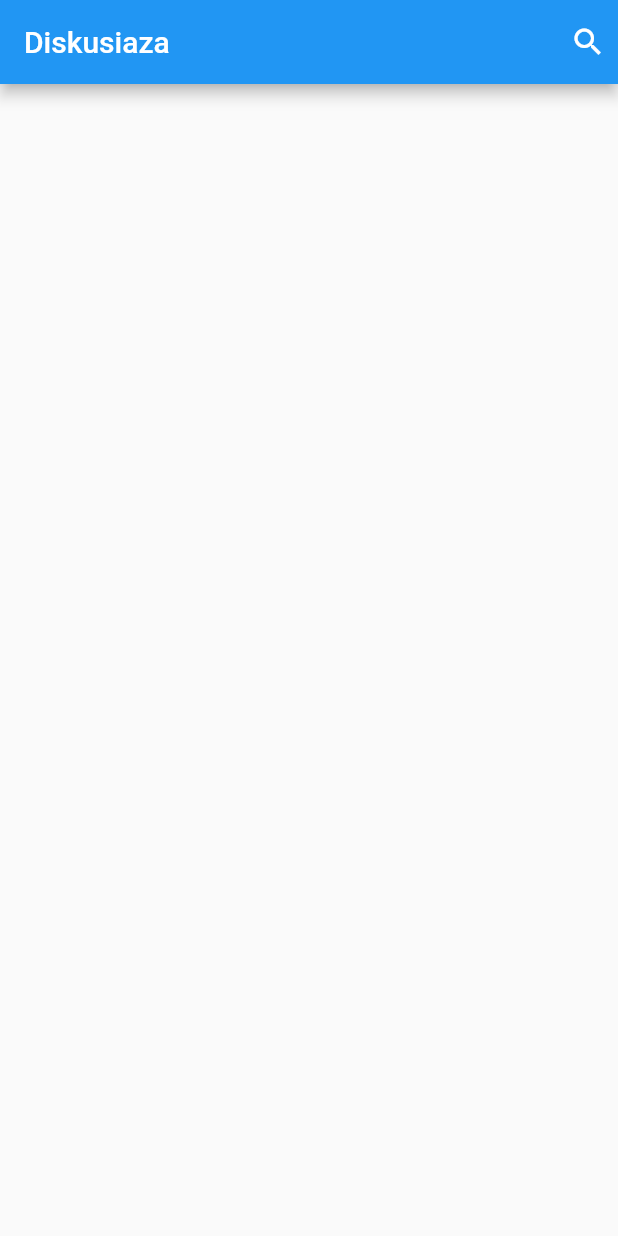
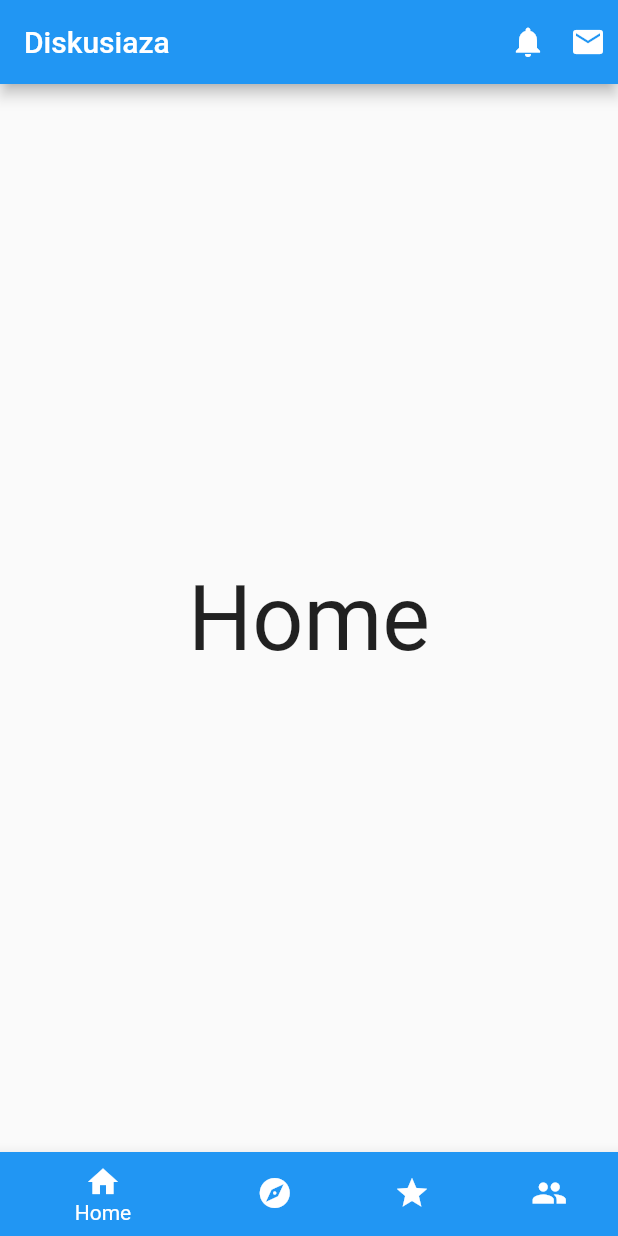
Before and after one commit to KelompokBesar32/Diskusiaza-FE-MOBILE, a Flutter app: the screen it shows after launch, on a phone screen of 412 x 824 dp. Run offline on Flutter 3.47's test engine with Material 2 defaults, Android fonts, the phone set to English and light mode, and no system bars.

Commit message:
update navbar pada homescreen

```diff
--- a/diskusiaza_mobile/lib/screen/home_screen.dart
+++ b/diskusiaza_mobile/lib/screen/home_screen.dart
@@ -16,10 +16,38 @@ class _HomeScreenState extends State<HomeScreen> {
         actions: [
           Padding(
             padding: const EdgeInsets.all(8.0),
-            child: Icon(Icons.search),
+            child: Icon(Icons.notifications),
+          ),
+          Padding(
+            padding: const EdgeInsets.all(8.0),
+            child: Icon(Icons.mail),
           )
         ],
       ),
+      body: Center(
+        child: Text(
+          'Home',
+          style: TextStyle(fontSize: 60),
+        ),
+      ),
+      bottomNavigationBar: BottomNavigationBar(items: [
+        BottomNavigationBarItem(
+            icon: Icon(Icons.home),
+            label: 'Home',
+            backgroundColor: Colors.blue),
+        BottomNavigationBarItem(
+            icon: Icon(Icons.explore),
+            label: 'Explore',
+            backgroundColor: Colors.blue),
+        BottomNavigationBarItem(
+            icon: Icon(Icons.star),
+            label: 'Trending',
+            backgroundColor: Colors.blue),
+        BottomNavigationBarItem(
+            icon: Icon(Icons.people),
+            label: 'Account',
+            backgroundColor: Colors.blue),
+      ]),
     );
   }
 }
```
